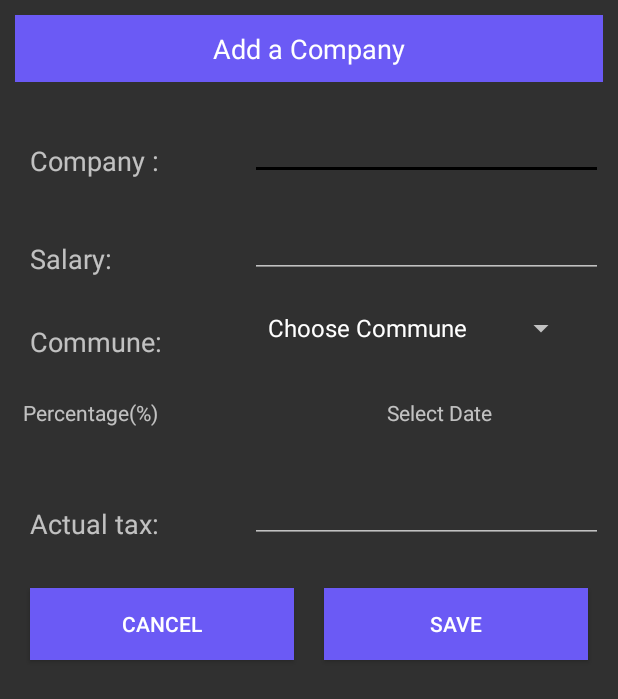
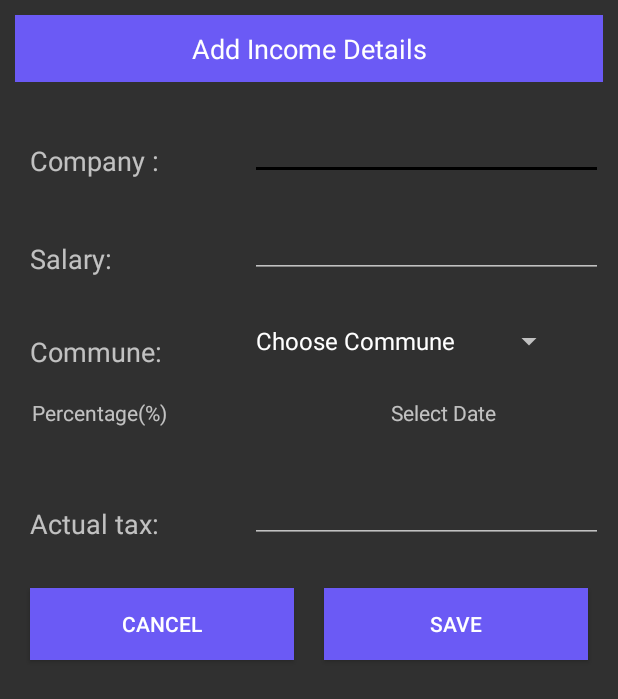
Before and after one commit to procusr/grayMatter, an Android app: the layout activity_add.xml on its own in the app's theme, with its tools: preview values and no code run, on a phone screen of 412 x 824 dp. Shown: the top 699 px of the screen. Run offline under Robolectric (Android 15) with nearby library versions, the phone set to English and light mode, and no system bars; Roboto replaces fonts that are not available here.

Commit message:
Fixed errors

```diff
--- a/app/src/main/res/layout/activity_add.xml
+++ b/app/src/main/res/layout/activity_add.xml
@@ -11,7 +11,7 @@
         android:layout_width="match_parent"
         android:layout_height="wrap_content"
         android:layout_margin="10dp"
-        android:text="Add a Company"
+        android:text="Add Income Details"
         android:gravity="center"
         android:background="@color/colorPrimary"
         android:padding="10dp"
@@ -111,9 +111,8 @@
             <Spinner
                 android:id="@+id/spinner"
                 android:layout_width="wrap_content"
-                android:layout_height="wrap_content"
-                android:layout_alignParentEnd="true"
-                android:layout_marginEnd="17dp"
+                android:layout_height="40dp"
+                android:layout_marginTop="2dp"
                 android:entries="@array/commune" />
                 />
         </RelativeLayout>
@@ -133,7 +132,7 @@
             android:id="@+id/textView3"
             android:layout_width="wrap_content"
             android:layout_height="match_parent"
-            android:layout_marginLeft="10dp"
+            android:layout_marginLeft="16dp"
             android:hint="Percentage(%)" />
 
         <TextView
```
Also changed, not shown: app/src/main/java/com/example/mytax/Salary.java (+1 -6 lines).
